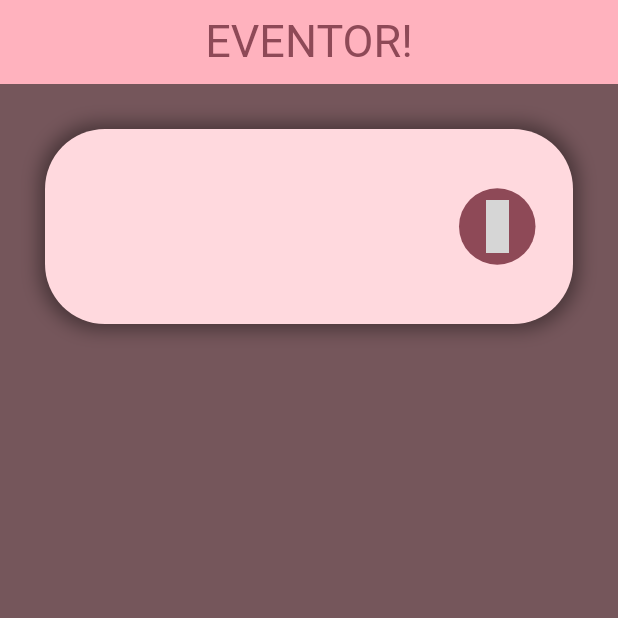
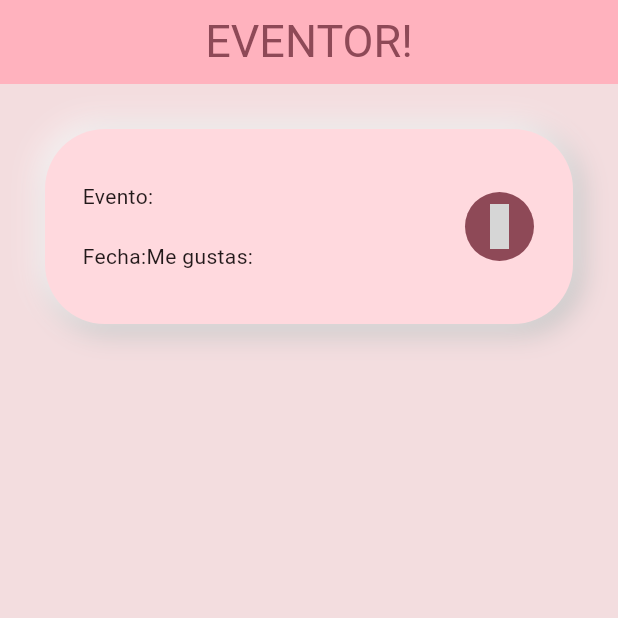
Before and after one commit to NachokeVera/eventorr, a Flutter app: the screen it shows after launch, on a phone screen of 412 x 824 dp, the top half of it. Run offline on Flutter 3.47's test engine with Material 2 defaults, Android fonts, the phone set to English and light mode, and no system bars; our stand-ins replace google_fonts, material_design_icons_flutter; Roboto replaces fonts that are missing (Satisfy); grey boxes are pictures that could not be loaded.

Commit message:
actualizacion media xd

```diff
--- a/lib/screens/home_page.dart
+++ b/lib/screens/home_page.dart
@@ -19,7 +19,7 @@ class HomePage extends StatelessWidget {
       body: Container(
         padding: const EdgeInsets.all(30),
         alignment: Alignment.topCenter,
-        color: Theme.of(context).colorScheme.secondary,
+        color: Theme.of(context).colorScheme.surfaceVariant,
         child: const EventoContainer(),
       ),
     );
@@ -44,25 +44,40 @@ class EventoContainer extends StatelessWidget {
           color: Theme.of(context).colorScheme.primaryContainer,
           boxShadow: [
             BoxShadow(
-              color: const Color.fromARGB(255, 0, 0, 0)
-                  .withOpacity(0.4), // Color de la sombra
-              spreadRadius: 3, // Extensión de la sombra
-              blurRadius: 10, // Difuminado de la sombra
+              color: Colors.grey.shade400, // Color de la sombra
+              spreadRadius: 1, // Extensión de la sombra
+              blurRadius: 15, // Difuminado de la sombra
+              offset: const Offset(4.0, 4.0),
+            ),
+            const BoxShadow(
+              color: Colors.white70, // Color de la sombra
+              spreadRadius: 1, // Extensión de la sombra
+              blurRadius: 15, // Difuminado de la sombra
+              offset: Offset(-4.0, -4.0),
             ),
           ]),
       child: Row(
         mainAxisAlignment: MainAxisAlignment.spaceBetween,
         children: <Widget>[
-          const Column(),
-          Column(
-            mainAxisAlignment: MainAxisAlignment.center,
+          const Column(
+            mainAxisAlignment: MainAxisAlignment.spaceAround,
+            crossAxisAlignment: CrossAxisAlignment.start,
             children: [
-              IconButton.filled(
-                iconSize: 35,
-                onPressed: () {},
-                icon: Icon(MdiIcons.informationVariant),
-              )
+              Text('Evento:'),
+              Align(
+                child: Row(
+                  children: [
+                    Text('Fecha:'),
+                    Text('Me gustas: '),
+                  ],
+                ),
+              ),
             ],
+          ),
+          IconButton.filled(
+            iconSize: 30,
+            onPressed: () {},
+            icon: Icon(MdiIcons.informationVariant),
           )
         ],
       ),
```
